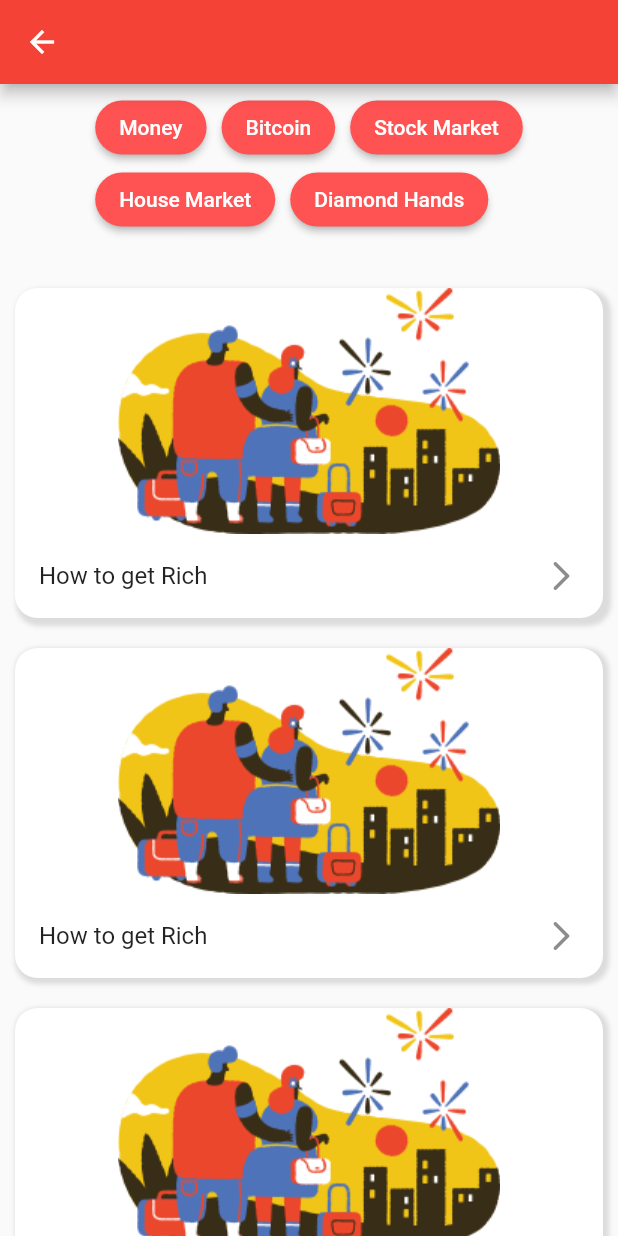
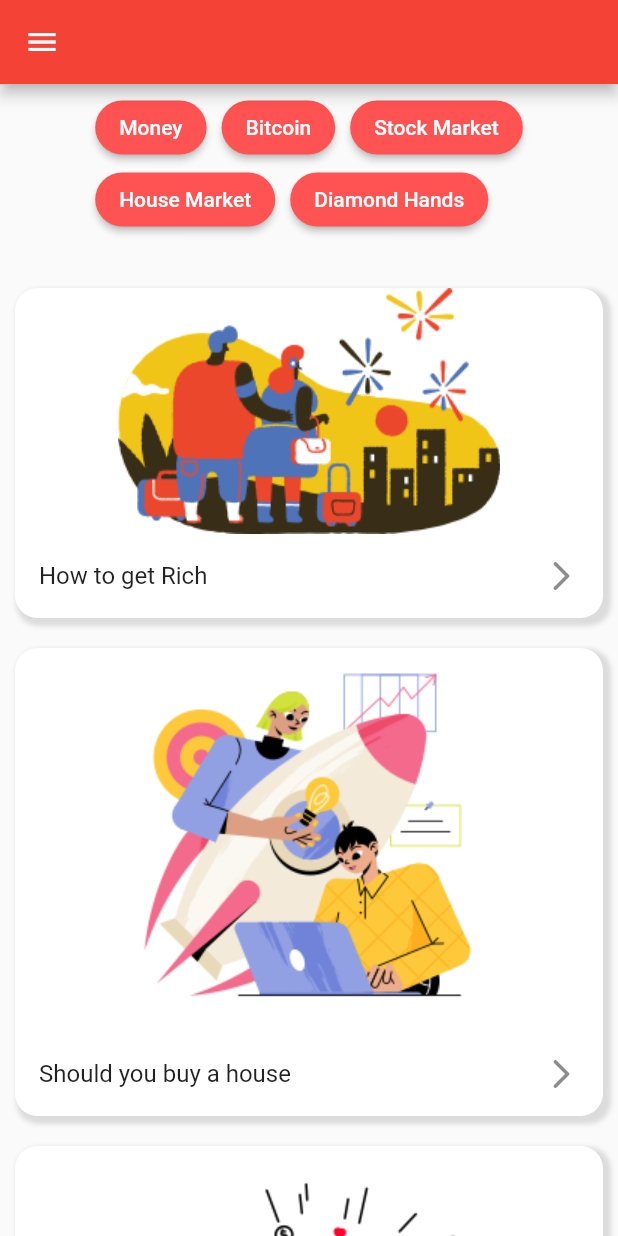
Before and after one commit to maazjnr/First-Flutter-App, a Flutter app: the screen it shows after launch, after a tap on "Login", on a phone screen of 412 x 824 dp. Run offline on Flutter 3.47's test engine with Material 2 defaults, Android fonts, the phone set to English and light mode, and no system bars.

```diff
--- a/lib/home_page.dart
+++ b/lib/home_page.dart
@@ -1,4 +1,6 @@
 import 'package:flutter/material.dart';
+import 'package:flutterapp/description_page.dart';
+import 'package:flutterapp/main.dart';
 
 class HomePage extends StatelessWidget {
   const HomePage({super.key});
@@ -7,6 +9,50 @@ class HomePage extends StatelessWidget {
   Widget build(BuildContext context) {
     return Scaffold(
       appBar: AppBar(),
+      drawer: SafeArea(
+        child: Drawer(
+          child: Column(
+            children: [
+              const DrawerHeader(
+                decoration: BoxDecoration(
+                  color: Colors.red,
+                ),
+                child: ListTile(
+                  title: Text(
+                    "Maaz Mapp",
+                    style: TextStyle(
+                      color: Colors.white,
+                      fontSize: 20.0,
+                    ),
+                  ),
+                ),
+              ),
+              ListTile(
+                onTap: (() {}),
+                leading: const Icon(Icons.settings),
+                title: const Text(
+                  "Setting",
+                ),
+              ),
+              ListTile(
+                onTap: (() {
+                  Navigator.of(context).pushReplacement(
+                    MaterialPageRoute(
+                      builder: (BuildContext context) {
+                        return const LoginPage();
+                      },
+                    ),
+                  );
+                }),
+                leading: const Icon(Icons.logout),
+                title: const Text(
+                  "Logout",
+                ),
+              )
+            ],
+          ),
+        ),
+      ),
       body: SingleChildScrollView(
         child: Column(
           children: [
@@ -67,9 +113,20 @@ class HomePage extends StatelessWidget {
             const SizedBox(
               height: 20.0,
             ),
-            Container(
+            GestureDetector(
+              onTap: () {
+                Navigator.of(context).push(
+                  MaterialPageRoute(
+                    builder: (BuildContext context) {
+                      return const DescriptionPage();
+                    },
+                  ),
+                );
+              },
+              child: Container(
                 width: double.infinity,
-              margin: const EdgeInsets.symmetric(horizontal: 10, vertical: 10),
+                margin:
+                    const EdgeInsets.symmetric(horizontal: 10, vertical: 10),
                 decoration: BoxDecoration(
                     color: Colors.white,
                     borderRadius: BorderRadius.circular(15),
@@ -88,9 +145,23 @@ class HomePage extends StatelessWidget {
                   )
                 ]),
               ),
-            Container(
+            ),
+
+
+                        GestureDetector(
+              onTap: () {
+                Navigator.of(context).push(
+                  MaterialPageRoute(
+                    builder: (BuildContext context) {
+                      return const DescriptionPage();
+                    },
+                  ),
+                );
+              },
+              child: Container(
                 width: double.infinity,
-              margin: const EdgeInsets.symmetric(horizontal: 10, vertical: 10),
+                margin:
+                    const EdgeInsets.symmetric(horizontal: 10, vertical: 10),
                 decoration: BoxDecoration(
                     color: Colors.white,
                     borderRadius: BorderRadius.circular(15),
@@ -99,19 +170,31 @@ class HomePage extends StatelessWidget {
                           color: Colors.black12,
                           spreadRadius: 2,
                           blurRadius: 2,
-                        offset: Offset(2, 2))
+                          offset: Offset(3, 3))
                     ]),
                 child: Column(children: [
-                Image.asset("images/image1.png"),
+                  Image.asset("images/image2.png"),
                   const ListTile(
-                  title: Text("How to get Rich"),
+                    title: Text("Should you buy a house"),
                     trailing: Icon(Icons.arrow_forward_ios_rounded),
                   )
                 ]),
               ),
-            Container(
+            ),
+                        GestureDetector(
+              onTap: () {
+                Navigator.of(context).push(
+                  MaterialPageRoute(
+                    builder: (BuildContext context) {
+                      return const DescriptionPage();
+                    },
+                  ),
+                );
+              },
+              child: Container(
                 width: double.infinity,
-              margin: const EdgeInsets.symmetric(horizontal: 10, vertical: 10),
+                margin:
+                    const EdgeInsets.symmetric(horizontal: 10, vertical: 10),
                 decoration: BoxDecoration(
                     color: Colors.white,
                     borderRadius: BorderRadius.circular(15),
@@ -120,16 +203,52 @@ class HomePage extends StatelessWidget {
                           color: Colors.black12,
                           spreadRadius: 2,
                           blurRadius: 2,
-                        offset: Offset(2, 2))
+                          offset: Offset(3, 3))
                     ]),
                 child: Column(children: [
-                Image.asset("images/image1.png"),
+                  Image.asset("images/image3.png"),
                   const ListTile(
-                  title: Text("How to get Rich"),
+                    title: Text("Stock Market"),
                     trailing: Icon(Icons.arrow_forward_ios_rounded),
                   )
                 ]),
+              ),
+            ),
+
+                        GestureDetector(
+              onTap: () {
+                Navigator.of(context).push(
+                  MaterialPageRoute(
+                    builder: (BuildContext context) {
+                      return const DescriptionPage();
+                    },
+                  ),
+                );
+              },
+              child: Container(
+                width: double.infinity,
+                margin:
+                    const EdgeInsets.symmetric(horizontal: 10, vertical: 10),
+                decoration: BoxDecoration(
+                    color: Colors.white,
+                    borderRadius: BorderRadius.circular(15),
+                    boxShadow: const [
+                      BoxShadow(
+                          color: Colors.black12,
+                          spreadRadius: 2,
+                          blurRadius: 2,
+                          offset: Offset(3, 3))
+                    ]),
+                child: Column(children: [
+                  Image.asset("images/image4.png"),
+                  const ListTile(
+                    title: Text("Online Making"),
+                    trailing: Icon(Icons.arrow_forward_ios_rounded),
                   )
+                ]),
+              ),
+            ),
+
           ],
         ),
       ),
--- a/lib/main.dart
+++ b/lib/main.dart
@@ -61,7 +61,7 @@ class LoginPage extends StatelessWidget {
           ),
           ElevatedButton(
             onPressed: () {
-               Navigator.of(context).push(
+              Navigator.of(context).pushReplacement(
                 MaterialPageRoute(
                   builder: (BuildContext context) {
                     return const HomePage();
@@ -77,7 +77,7 @@ class LoginPage extends StatelessWidget {
             child: const Text('Login'),
           ),
           ElevatedButton(
-            onPressed: () { },
+            onPressed: () {},
             style: ElevatedButton.styleFrom(
               backgroundColor: Colors.redAccent,
               foregroundColor: Colors.white,
```
Also changed, not shown: lib/description_page.dart (added, +43 -0 lines), images/gg.png (renamed from images/cherry-704.png), images/image2.png (renamed from images/juicy-girl-and-guy-preparing-start-up-rocket-to-launch-with-ideas.png), images/image3.png (renamed from images/transistor-girl-magnetically-attracts-coins-and-likes.png), images/image4.png (renamed from images/casual-life-3d-young-man-tired-from-work.png), images/image5.png (renamed from images/clip-globe.png). Lines whose indentation alone changed are shown as unchanged.
